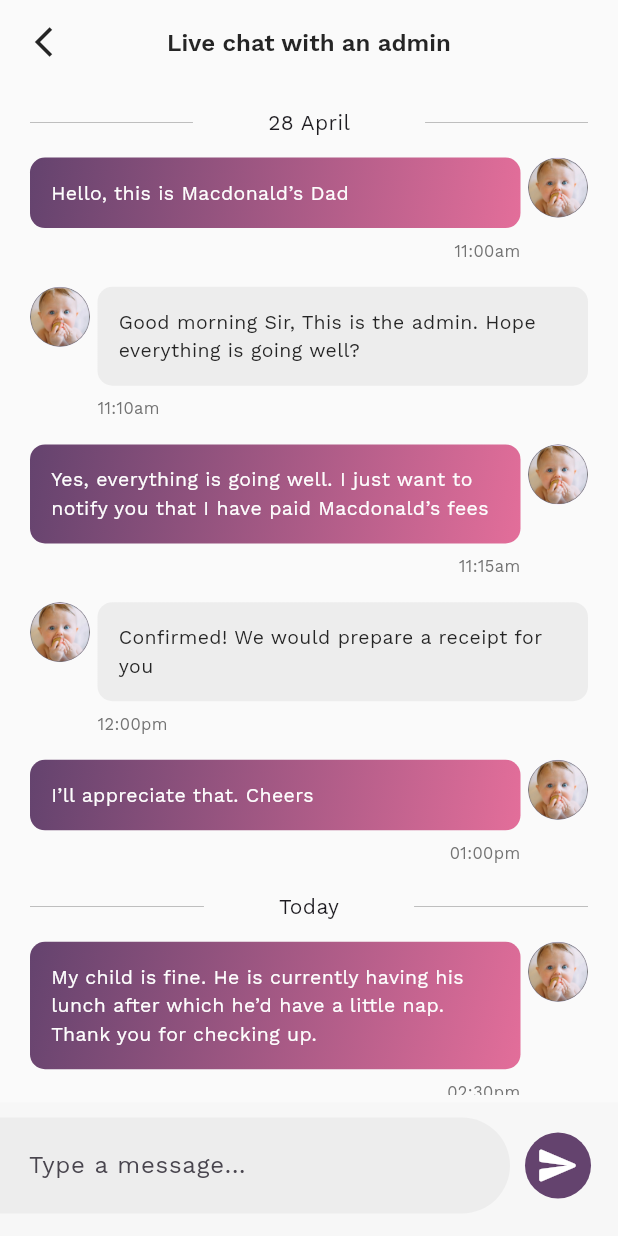
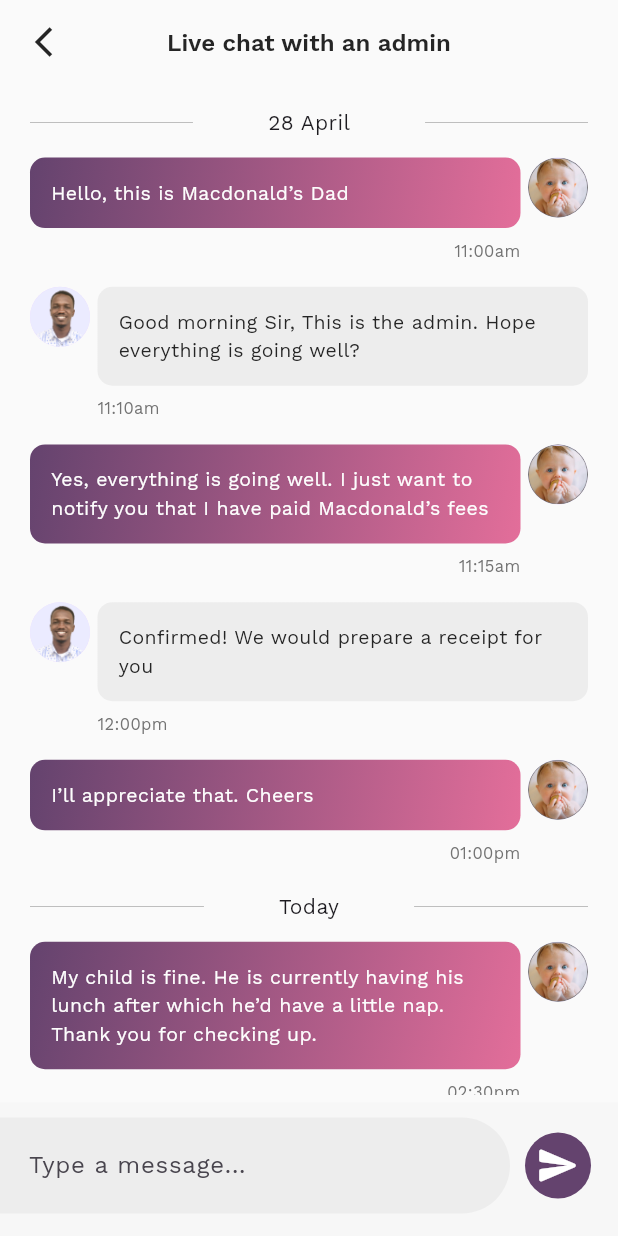
Before and after one commit to PeonyKids/peonykids-app-mobile, a Flutter app: the screen it shows after launch, on a phone screen of 412 x 824 dp. Run offline on Flutter 3.47's test engine with Material 3 defaults, Android fonts, the phone set to English and light mode, and no system bars; our stand-ins replace flutter_screenutil, flutter_svg; missing offline and left inert: dart:ffi; project files that could hold a hidden picture were left out.

Commit message:
More Edits made........

```diff
--- a/lib/Screens/Chats/chats.dart
+++ b/lib/Screens/Chats/chats.dart
@@ -211,7 +211,9 @@ class _MessageBubbleState extends State<MessageBubble> {
                           right: id == widget.Uid ? 0.0 : 5.0),
                       child: CircleAvatar(
                         radius: 20,
-                        backgroundImage: AssetImage('assets/avatars/img.png'),
+                        backgroundImage: AssetImage(id == widget.Uid
+                            ? 'assets/avatars/img.png'
+                            : 'assets/images/mac.png'),
                       ),
                     ),
                     Expanded(
--- a/lib/Screens/Chats/messagedb.dart
+++ b/lib/Screens/Chats/messagedb.dart
@@ -3,7 +3,7 @@ List<Map<String, dynamic>> messages = [
     'senderId': "lxbdddfCET1870Gf",
     'messageContent': "Hello, this is Macdonald’s Dad",
     'messageDateSent': "28 April",
-    'time': '11:00am'
+    'time': '11:00am',
   },
   {
     'senderId': "admin#1",
```
Also changed, not shown: assets/images/mac.png (added).
